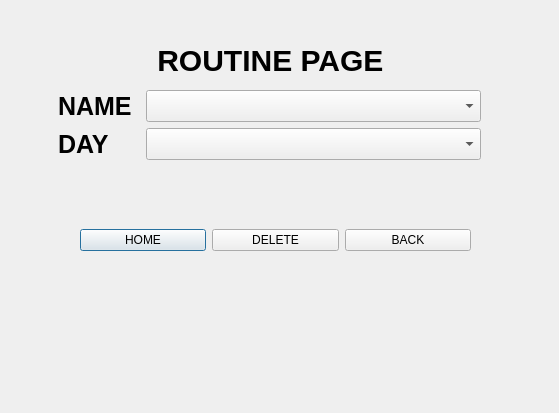
This is deleteroutine.ui in Shasank12345/QT_PROJECT as Qt 5 draws it before an edit. The edited form follows.
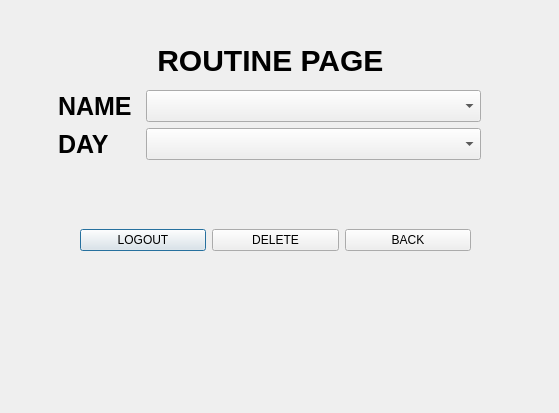
This is the edited form. Icons and pictures are not drawn.

The edit to the form file:
```diff
--- a/deleteroutine.ui
+++ b/deleteroutine.ui
@@ -146,7 +146,7 @@
 color: rgb(0, 0, 0);</string>
       </property>
       <property name="text">
-       <string>HOME</string>
+       <string>LOGOUT</string>
       </property>
      </widget>
     </item>
```
